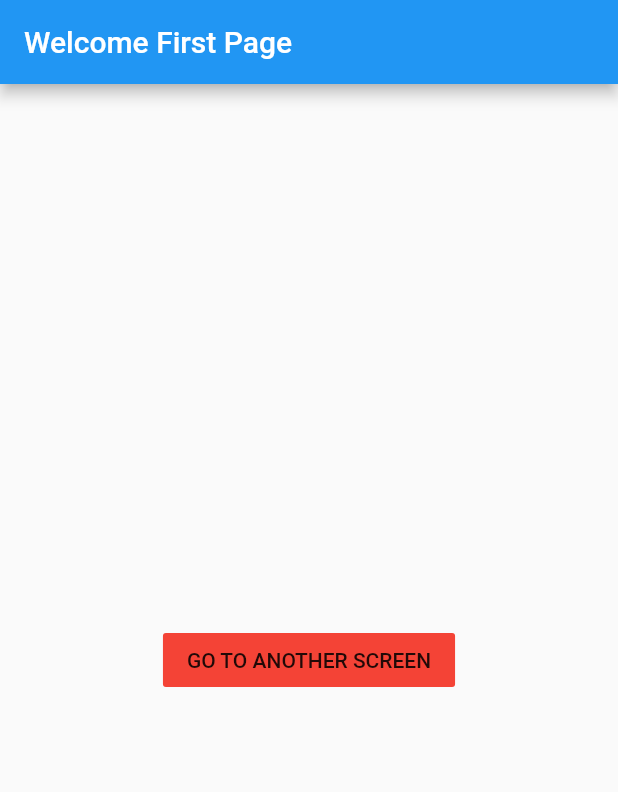
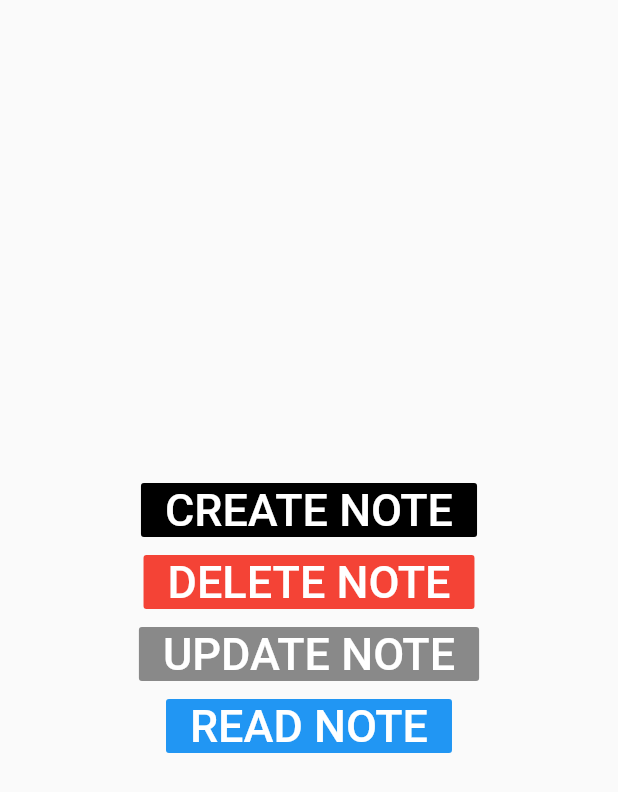
Before and after one commit to development1soft/Flutter-Mastering-Level-4, a Flutter app: the screen it shows after launch, on a phone screen of 412 x 824 dp. Shown: the top 792 px of the screen. Run offline on Flutter 3.47's test engine with Material 2 defaults, Android fonts, the phone set to English and light mode, and no system bars; our stand-ins replace shared_preferences, sqflite; accounts and stored records are empty.

Commit message:
CURD Operations Finished Successfully

```diff
--- a/lib/main.dart
+++ b/lib/main.dart
@@ -1,5 +1,6 @@
 import 'package:flutter/material.dart';
 import 'package:flutter_mastering_level_4/src/home.dart';
+import 'package:flutter_mastering_level_4/src/sql_pratice.dart';
 
 void main() => runApp(MyApp());
 
@@ -9,7 +10,7 @@ class MyApp extends StatelessWidget {
   Widget build(BuildContext context) {
     return MaterialApp(
       title: 'Flutter Demo',
-      home: HomeScreen(),
+      home: SqlPraticeScreen(),
     );
   }
 
--- a/lib/models/Note.dart
+++ b/lib/models/Note.dart
@@ -36,5 +36,42 @@ class Note {
     print('Notes Table Created');
   }
 
+  Future<int> create(Map<String,dynamic> data) async{
+
+    var db_client = await db;
+
+    var insert = db_client.insert('notes', data);
+
+    return insert;
+
+  }
+
+  Future<List> getData() async{
+
+    var db_client = await db;
+
+    var notes = await db_client.query('notes');
+
+    return notes;
+
+  }
+
+  Future<int> deleteNote(int id) async{
+
+    var db_client = await db;
+
+    var deleted_note = await db_client.rawUpdate('DELETE FROM notes WHERE id="$id"');
+
+    return deleted_note;
+  }
+
+  Future<int> updateNote(String note,int id) async{
+
+    var db_client = await db;
+
+    var updated_note = await db_client.rawUpdate('UPDATE notes SET note="$note" WHERE id="$id" ');
+
+    return updated_note;
+  }
 
 }
--- a/lib/src/home.dart
+++ b/lib/src/home.dart
@@ -16,10 +16,6 @@ class _HomeScreenState extends State<HomeScreen> {
     super.initState();
 
     setDate();
-
-    Note().db.then((value){
-      print('sqflite database created succcessfully');
-    });
 
   }
 
--- /dev/null
+++ b/lib/src/sql_pratice.dart
@@ -0,0 +1,61 @@
+import 'package:flutter/material.dart';
+import 'package:flutter_mastering_level_4/models/Note.dart';
+
+class SqlPraticeScreen extends StatefulWidget{
+  @override
+  _SqlPraticeScreenState createState() => _SqlPraticeScreenState();
+}
+
+class _SqlPraticeScreenState extends State<SqlPraticeScreen> {
+  @override
+  Widget build(BuildContext context) {
+    // TODO: implement build
+    return Scaffold(
+      body: Center(
+        child: Column(
+          mainAxisAlignment: MainAxisAlignment.center,
+          children: <Widget>[
+            FlatButton(
+              child: Text('CREATE NOTE',style:TextStyle(color: Colors.white,fontSize: 30)),
+              color: Colors.black,
+              onPressed: (){
+                Note().create({
+                  'note':'first note',
+                }).then((value){
+                  print('note inserted successfully : ' + value.toString());
+                });
+              },
+            ),
+            FlatButton(
+              child: Text('DELETE NOTE',style:TextStyle(color: Colors.white,fontSize: 30)),
+              color: Colors.red,
+              onPressed: (){
+                Note().deleteNote(3).then((value){
+                  print('note deleted and the status is :' + value.toString());
+                });
+              },
+            ),
+            FlatButton(
+              child: Text('UPDATE NOTE',style:TextStyle(color: Colors.white,fontSize: 30)),
+              color: Colors.black45,
+              onPressed: (){
+                Note().updateNote('edited note from ui', 4).then((value){
+                  print('note updated successfully' + value.toString());
+                });
+              },
+            ),
+            FlatButton(
+              child: Text('READ NOTE',style:TextStyle(color: Colors.white,fontSize: 30)),
+              color: Colors.blue,
+              onPressed: (){
+                Note().getData().then((value){
+                  print('the notes is  : ' + value.toString());
+                });
+              },
+            ),
+          ],
+        ),
+      ),
+    );
+  }
+}
```
